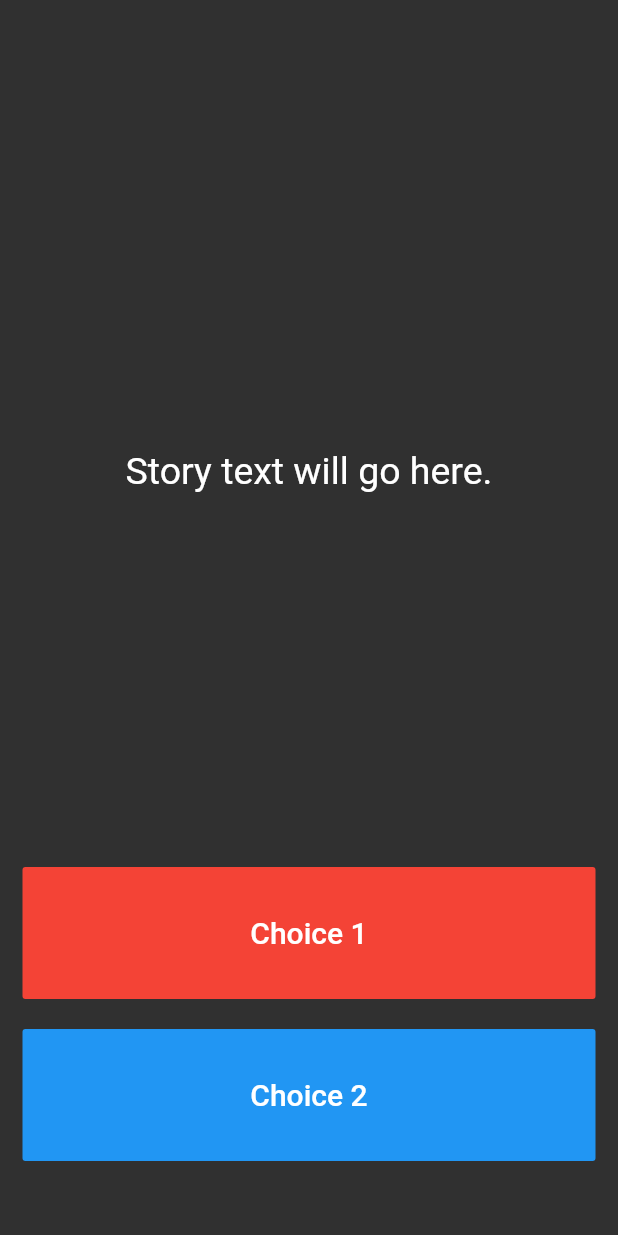
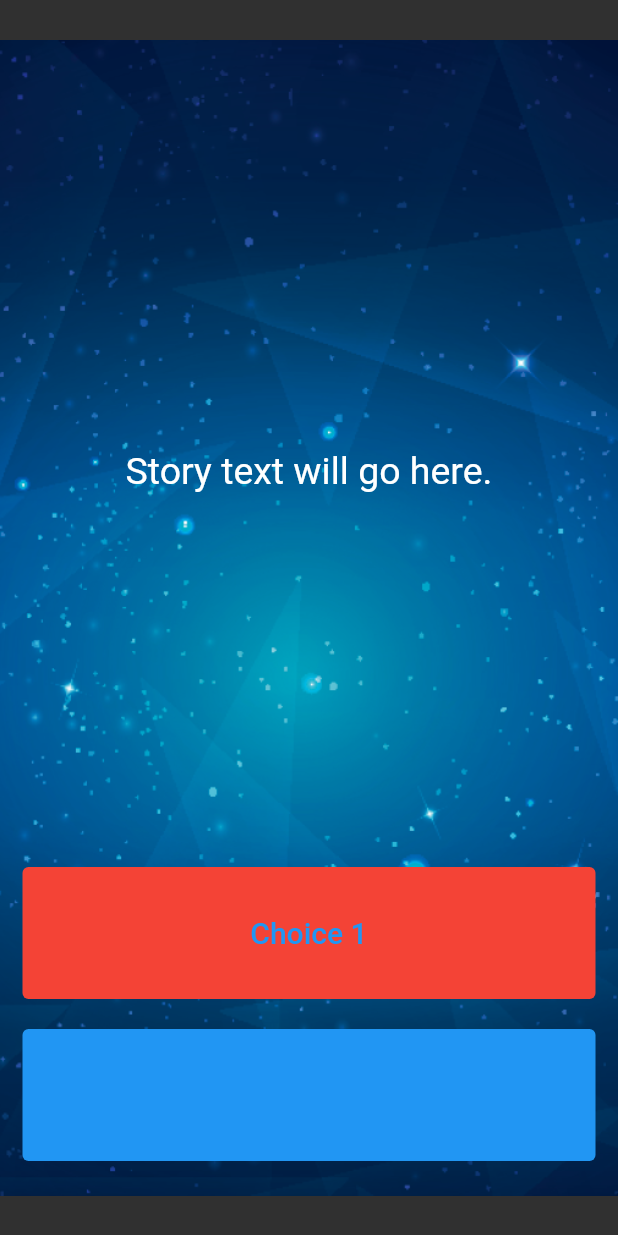
Before and after one commit to mmcguire91/destini, a Flutter app: the screen it shows after launch, on a phone screen of 412 x 824 dp. Run offline on Flutter 3.47's test engine with Material 2 defaults, Android fonts, the phone set to English and light mode, and no system bars.

Commit message:
project in progress

```diff
--- a/lib/main.dart
+++ b/lib/main.dart
@@ -24,7 +24,13 @@ class _StoryPageState extends State<StoryPage> {
   Widget build(BuildContext context) {
     return Scaffold(
       body: Container(
-        //TODO: Step 1 - Add background.png to this Container as a background image.
+        decoration: BoxDecoration(
+          image: DecorationImage(
+            image: AssetImage(
+              'images/background.png',
+            ),
+          ),
+        ),
         padding: EdgeInsets.symmetric(vertical: 50.0, horizontal: 15.0),
         constraints: BoxConstraints.expand(),
         child: SafeArea(
@@ -45,12 +51,12 @@ class _StoryPageState extends State<StoryPage> {
               ),
               Expanded(
                 flex: 2,
-                child: FlatButton(
+                child: TextButton(
+                  style: TextButton.styleFrom(backgroundColor: Colors.red),
                   onPressed: () {
                     //Choice 1 made by user.
                     //TODO: Step 18 - Call the nextStory() method from storyBrain and pass the number 1 as the choice made by the user.
                   },
-                  color: Colors.red,
                   child: Text(
                     //TODO: Step 13 - Use the storyBrain to get the text for choice 1.
                     'Choice 1',
@@ -67,12 +73,12 @@ class _StoryPageState extends State<StoryPage> {
                 flex: 2,
                 //TODO: Step 26 - Use a Flutter Visibility Widget to wrap this FlatButton.
                 //TODO: Step 28 - Set the "visible" property of the Visibility Widget to equal the output from the buttonShouldBeVisible() method in the storyBrain.
-                child: FlatButton(
+                child: TextButton(
+                  style: TextButton.styleFrom(backgroundColor: Colors.blue),
                   onPressed: () {
                     //Choice 2 made by user.
                     //TODO: Step 19 - Call the nextStory() method from storyBrain and pass the number 2 as the choice made by the user.
                   },
-                  color: Colors.blue,
                   child: Text(
                     //TODO: Step 14 - Use the storyBrain to get the text for choice 2.
                     'Choice 2',
--- a/lib/story.dart
+++ b/lib/story.dart
@@ -1,5 +1,6 @@
-//TODO: Step 2 - Create a new class called Story.
-
-//TODO: Step 3 - Create 3 properties for this class, A. storyTitle to store the story text. B. choice1 to store the text for choice 1, C. choice2 to store the text for choice 2.
-
-//TODO: Step 4 - Create a Constructor for this class to be able to initialise the properties created in step 3.
+class Story {
+  Story({this.storyTitle, this.choice1, this.choice2});
+  String storyTitle;
+  String choice1;
+  String choice2;
+}
--- a/lib/story_brain.dart
+++ b/lib/story_brain.dart
@@ -1,6 +1,6 @@
-//TODO: Step 6 - import the story.dart file into this file.
+import 'story.dart';
 
-//TODO: Step 5 - Create a new class called StoryBrain.
+class StoryBrain {}
 
 //TODO: Step 7 - Uncomment the lines below to include storyData as a private property in StoryBrain. Hint: You might need to change something in story.dart to make this work.
 
```
Also changed, not shown: 1 other file.
